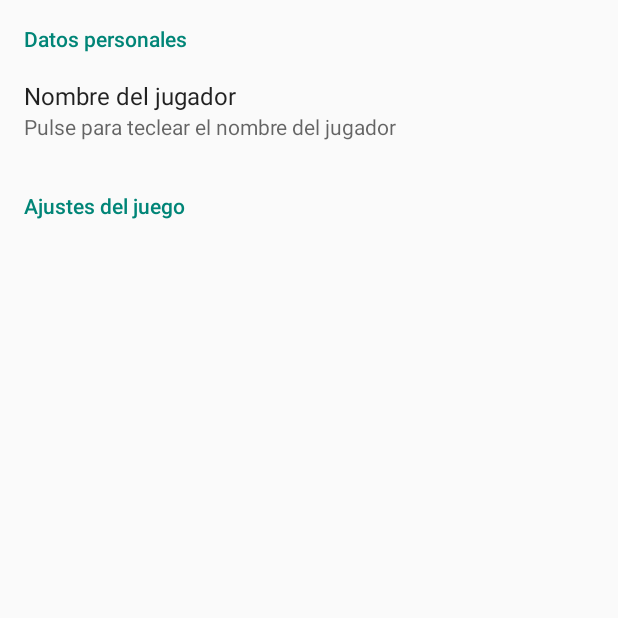
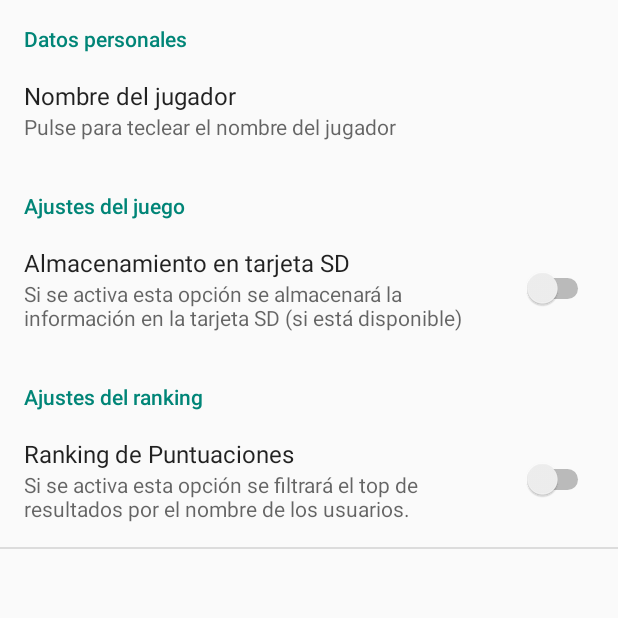
Before and after one commit to Gabehh/solitario_celta_android, an Android app: the screen it shows after launch (SCeltaPrefs), in the options menu, after a tap on "Ajustes", on a phone screen of 412 x 824 dp, the top half of it. Run offline under Robolectric (Android 15) with nearby library versions, the phone set to English and light mode, and no system bars.

Commit message:
Opción Mejora.

```diff
--- a/app/src/main/res/values/strings.xml
+++ b/app/src/main/res/values/strings.xml
@@ -49,11 +49,27 @@
     <string name="prefTituloCategoria2">Ajustes del juego</string>
 
 
+    <!-- Ranking -->
+    <string name="prefTituloCategoria3">Ajustes del ranking</string>
+    <string name="key_Ranking">ranking</string>
+    <bool   name="default_prefRanking">false</bool>
+    <string name="txtPrefRanking">Filtrar por usuario</string>
+    <string name="txtPrefRankingDescription">
+                    Si se activa esta opción se filtrará el top de resultados por el nombre de los usuarios.
+    </string>
+
+
     <!-- Tarjeta SD -->
+    <string name="key_TarjetaSD">utilizarTarjetaSD</string>
     <bool   name="default_prefTarjetaSD">false</bool>
     <string name="default_NombreFich">gameSolitarioCelta.txt</string>
+    <string name="txtPrefTarjetaSD">Almacenamiento en tarjeta SD</string>
     <string name="txtErrorMemExterna">
             ERROR: No es posible acceder a la memoria externa
+    </string>
+    <string name="txtPrefTarjetaSDExplicación">
+                    Si se activa esta opción se almacenará la información
+                    en la tarjeta SD (si está disponible)
     </string>
 
     <!-- Guardar y Recuperar -->
--- a/app/src/main/res/xml/settings.xml
+++ b/app/src/main/res/xml/settings.xml
@@ -9,6 +9,18 @@
     </PreferenceCategory>
 
     <PreferenceCategory android:title="@string/prefTituloCategoria2">
-        <!-- TODO Añadir otros ajustes -->
+        <SwitchPreference
+            android:key="@string/key_TarjetaSD"
+            android:title="@string/txtPrefTarjetaSD"
+            android:defaultValue="@bool/default_prefTarjetaSD"
+            android:summary="@string/txtPrefTarjetaSDExplicación" />
+    </PreferenceCategory>
+
+    <PreferenceCategory android:title="@string/prefTituloCategoria3">
+        <SwitchPreference
+            android:key="@string/key_Ranking"
+            android:title="@string/prefTituloRanking"
+            android:defaultValue="@bool/default_prefRanking"
+            android:summary="@string/txtPrefRankingDescription" />
     </PreferenceCategory>
 </PreferenceScreen>
```
Also changed, not shown: app/src/main/java/es/upm/miw/SolitarioCelta/DBManager.java (+7 -2 lines), app/src/main/java/es/upm/miw/SolitarioCelta/History.java (+11 -1 lines), app/src/main/java/es/upm/miw/SolitarioCelta/MainActivity.java (+6 -4 lines).
